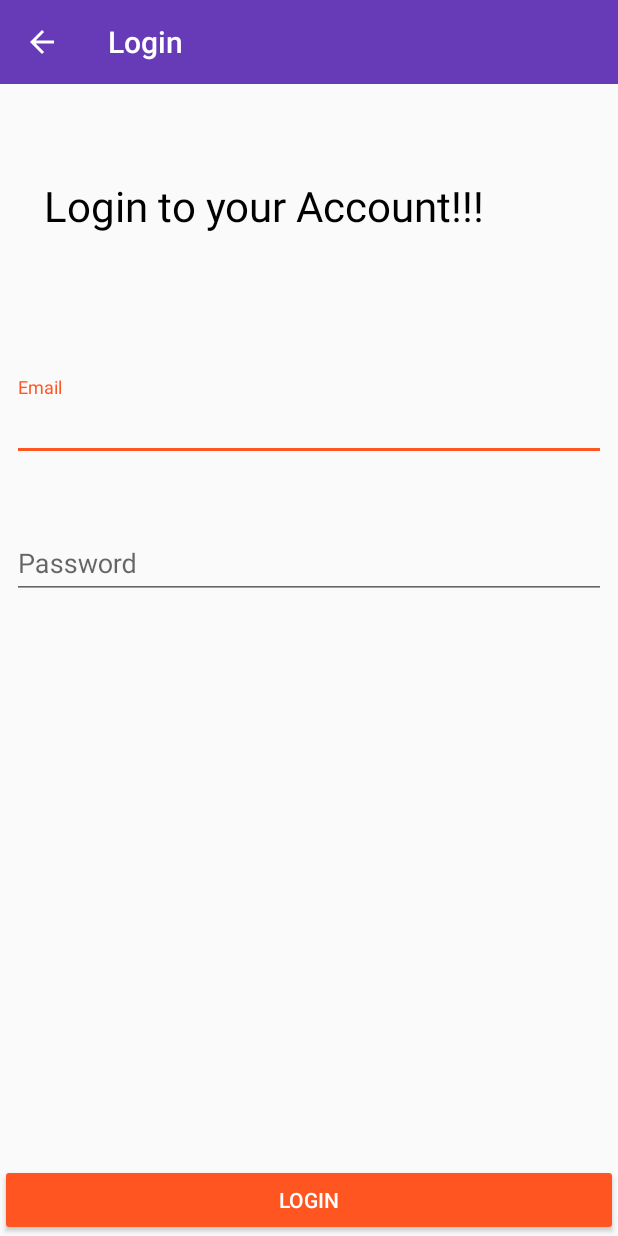
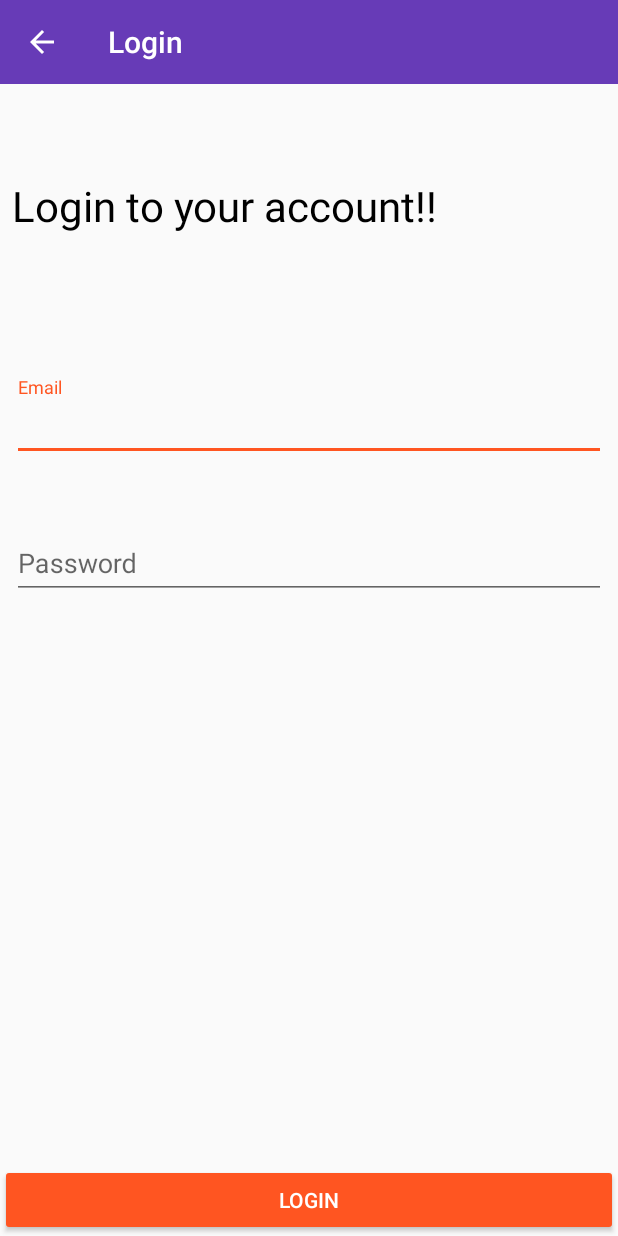
Before and after one commit to rohitsahay1996/RedHat, an Android app: the LoginAcivity screen opened directly, with no data from a screen before it, on a phone screen of 412 x 824 dp. Run offline under Robolectric (Android 15) with nearby library versions, the phone set to English and light mode, and no system bars; our stand-ins replace Firebase (no records; nobody signed in at launch, a user with empty details on screens opened directly).

Commit message:
Notify_Me

```diff
--- a/app/src/main/res/layout/activity_login_acivity.xml
+++ b/app/src/main/res/layout/activity_login_acivity.xml
@@ -11,13 +11,12 @@
         android:id="@+id/textView"
         android:layout_width="wrap_content"
         android:layout_height="wrap_content"
-        android:layout_alignParentStart="true"
         android:layout_alignParentTop="true"
-        android:layout_marginStart="29dp"
         android:layout_marginTop="118dp"
-        android:text="Login to your Account!!!"
+        android:text="Login to your account!!"
         android:textColor="@android:color/black"
-        android:textSize="28sp" />
+        android:textSize="28sp"
+        android:layout_alignStart="@+id/login_email" />
 
     <android.support.design.widget.TextInputLayout
         android:id="@+id/login_email"
```
Also changed, not shown: app/src/main/AndroidManifest.xml (+8 -0 lines).
